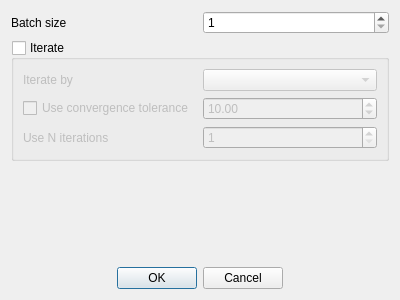
Before: the Qt Designer form gudpy/gui/widgets/ui_files/batchProcessingDialog.ui in disorderedmaterials/GudPy, drawn with Qt 5.
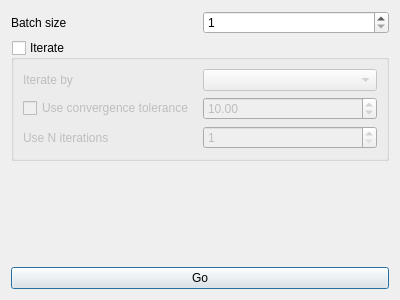
After: the same form once the commit is applied. Custom widgets are drawn as their Qt base class.

Commit message: feat: reorganise dialog.

Diff of the .ui file:
```diff
--- a/gudpy/gui/widgets/ui_files/batchProcessingDialog.ui
+++ b/gudpy/gui/widgets/ui_files/batchProcessingDialog.ui
@@ -117,15 +117,9 @@
     </spacer>
    </item>
    <item>
-    <widget class="QDialogButtonBox" name="buttonBox">
-     <property name="orientation">
-      <enum>Qt::Horizontal</enum>
-     </property>
-     <property name="standardButtons">
-      <set>QDialogButtonBox::Cancel|QDialogButtonBox::Ok</set>
-     </property>
-     <property name="centerButtons">
-      <bool>true</bool>
+    <widget class="QPushButton" name="processButton">
+     <property name="text">
+      <string>Go</string>
      </property>
     </widget>
    </item>
```
Left out of the diff: 35 changed lines with no effect on the pictures.
